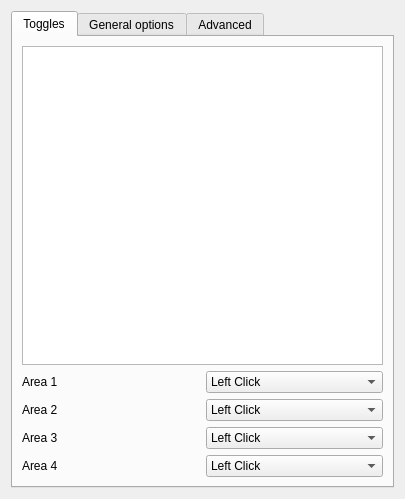
Above: stuff/configuration.ui from pnegre/python-whiteboard before the change. Below: the same form after it.
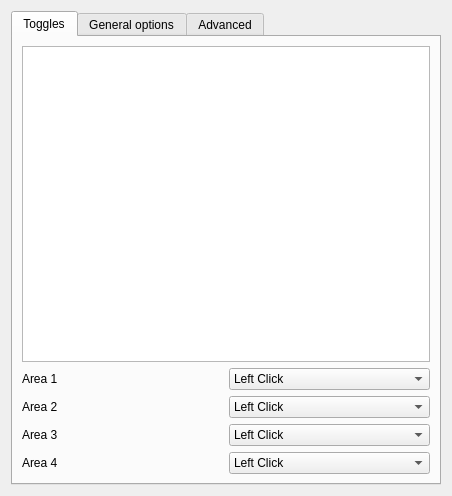
That is the form after the change.

Commit message: Added expand/shrink button for configuration

```diff
--- a/stuff/configuration.ui
+++ b/stuff/configuration.ui
@@ -6,10 +6,16 @@
    <rect>
     <x>0</x>
     <y>0</y>
-    <width>405</width>
-    <height>499</height>
+    <width>452</width>
+    <height>496</height>
    </rect>
   </property>
+  <property name="minimumSize">
+   <size>
+    <width>452</width>
+    <height>0</height>
+   </size>
+  </property>
   <property name="windowTitle">
    <string>Configuration</string>
   </property>
```
The commit also changes 2 other files.
